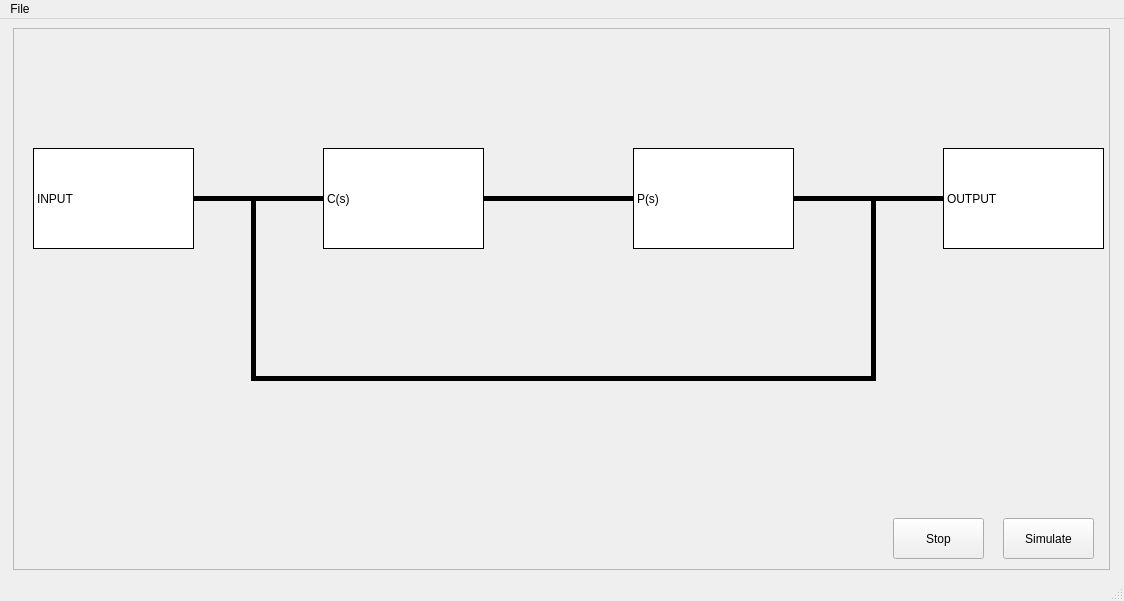
Before: the Qt Designer form App/Simulator_App/ui/Simulator.ui in DanielMontoyaR/Toolbox-de-Simulaci-n-para-An-lisis-de-Se-ales-Mixtas, drawn with Qt 5.
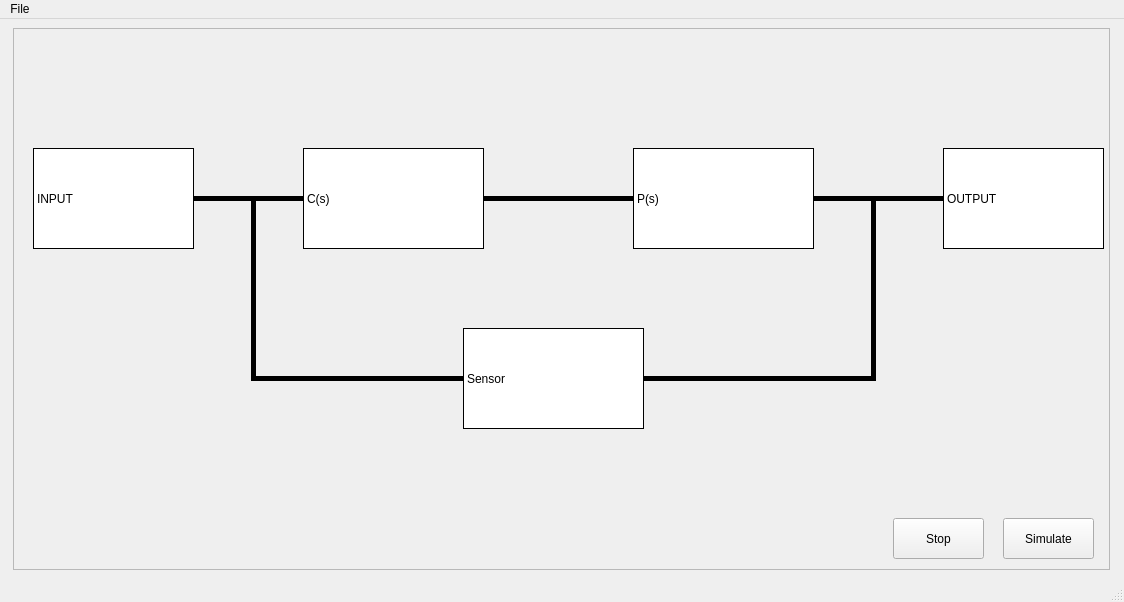
After: the same form once the commit is applied.

Commit message: update: sensor model implemented and integrated to system logic

```diff
--- a/App/Simulator_App/ui/Simulator.ui
+++ b/App/Simulator_App/ui/Simulator.ui
@@ -7,7 +7,7 @@
     <x>0</x>
     <y>0</y>
     <width>1124</width>
-    <height>601</height>
+    <height>602</height>
    </rect>
   </property>
   <property name="windowTitle">
@@ -91,7 +91,7 @@
         <rect>
          <x>620</x>
          <y>120</y>
-         <width>161</width>
+         <width>181</width>
          <height>101</height>
         </rect>
        </property>
@@ -287,9 +287,9 @@
       <widget class="QLabel" name="controlLabel">
        <property name="geometry">
         <rect>
-         <x>310</x>
+         <x>290</x>
          <y>120</y>
-         <width>161</width>
+         <width>181</width>
          <height>101</height>
         </rect>
        </property>
@@ -310,6 +310,32 @@
         <string>C(s)</string>
        </property>
       </widget>
+      <widget class="QLabel" name="sensorLabel">
+       <property name="geometry">
+        <rect>
+         <x>450</x>
+         <y>300</y>
+         <width>181</width>
+         <height>101</height>
+        </rect>
+       </property>
+       <property name="minimumSize">
+        <size>
+         <width>161</width>
+         <height>101</height>
+        </size>
+       </property>
+       <property name="styleSheet">
+        <string notr="true">background-color: rgb(255, 255, 255);
+border-color: rgb(0, 0, 0);
+border-width : 1.2px;
+border-style:inset;
+</string>
+       </property>
+       <property name="text">
+        <string>Sensor</string>
+       </property>
+      </widget>
       <zorder>line_1</zorder>
       <zorder>line_4</zorder>
       <zorder>line_3</zorder>
@@ -320,6 +346,7 @@
       <zorder>inputLabel</zorder>
       <zorder>controlLabel</zorder>
       <zorder>plantLabel</zorder>
+      <zorder>sensorLabel</zorder>
      </widget>
     </item>
    </layout>
```
The commit also changes 13 other files.
